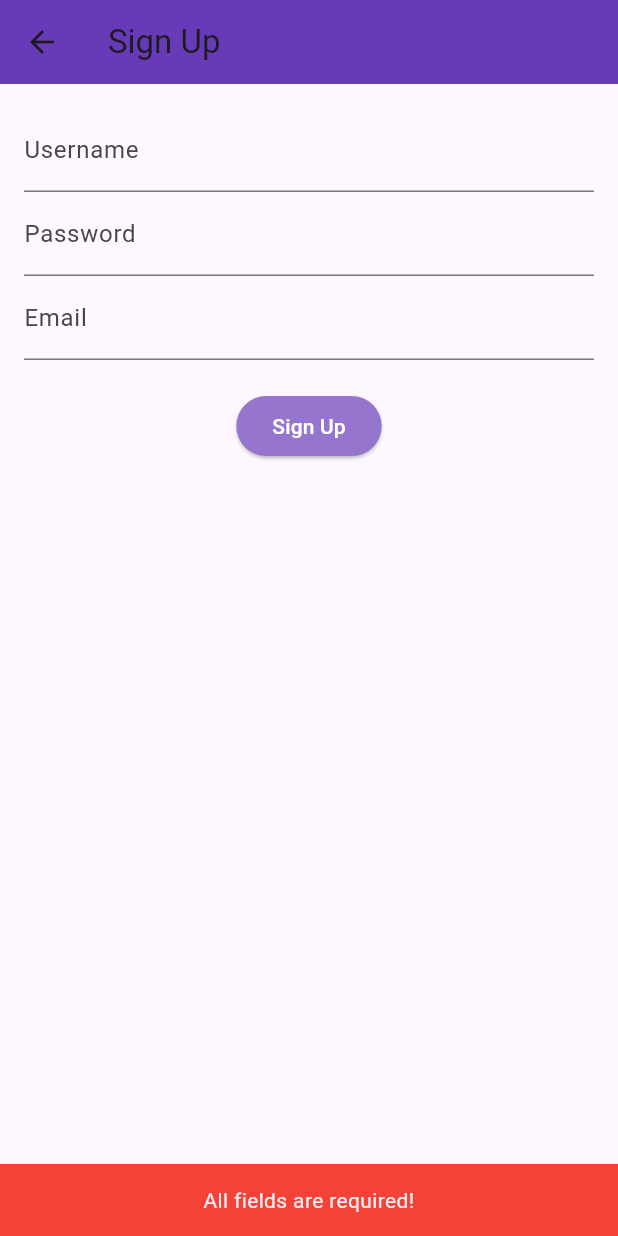
After one commit to nakulkumarbits/quick_task, a Flutter app: the SignupScreen screen opened directly, after a tap on "Sign Up", on a phone screen of 412 x 824 dp. The commit adds this screen. Run offline on Flutter 3.47's test engine with Material 3 defaults, Android fonts, the phone set to English and light mode, and no system bars; our stand-ins replace parse_server_sdk_flutter.

Commit message:
Added support for signup user Fixed when when no tasks error was thrown

```diff
--- a/lib/screens/login_screen.dart
+++ b/lib/screens/login_screen.dart
@@ -1,6 +1,6 @@
 import 'package:flutter/material.dart';
 import 'package:parse_server_sdk_flutter/parse_server_sdk_flutter.dart';
-// import 'package:quick_task/screens/task_list_screen.dart';
+import 'package:quick_task/screens/signup_screen.dart';
 
 class LoginScreen extends StatefulWidget {
   @override
@@ -29,9 +29,6 @@ class _LoginScreenState extends State<LoginScreen> {
     var response = await user.login();
 
     if (response.success) {
-      // Navigator.pushReplacement(
-      //     context, MaterialPageRoute(builder: (context) => TaskListScreen()));
-
       Navigator.pushReplacementNamed(context, '/taskList');
     } else {
       ScaffoldMessenger.of(context)
@@ -59,6 +56,9 @@ class _LoginScreenState extends State<LoginScreen> {
                 decoration: const InputDecoration(labelText: 'Password'),
                 obscureText: true),
             const SizedBox(height: 20),
+            Row(
+              mainAxisAlignment: MainAxisAlignment.spaceEvenly,
+              children: [
                 ElevatedButton(
                   style: ButtonStyle(
                       backgroundColor:
@@ -68,7 +68,25 @@ class _LoginScreenState extends State<LoginScreen> {
                     'Login',
                     style: TextStyle(
                         color: Colors.white, fontWeight: FontWeight.bold),
-                ))
+                  ),
+                ),
+                TextButton(
+                  onPressed: () {
+                    Navigator.push(
+                      context,
+                      MaterialPageRoute(builder: (context) => SignupScreen()),
+                    );
+                  },
+                  child: const Text(
+                    'Sign Up',
+                    style: TextStyle(
+                      color: Colors.deepPurple,
+                      fontWeight: FontWeight.bold,
+                    ),
+                  ),
+                ),
+              ],
+            ),
           ],
         ),
       ),
--- /dev/null
+++ b/lib/screens/signup_screen.dart
@@ -0,0 +1,93 @@
+import 'package:flutter/material.dart';
+import 'package:parse_server_sdk_flutter/parse_server_sdk_flutter.dart';
+
+class SignupScreen extends StatefulWidget {
+  @override
+  _SignupScreenState createState() => _SignupScreenState();
+}
+
+class _SignupScreenState extends State<SignupScreen> {
+  final TextEditingController _usernameController = TextEditingController();
+  final TextEditingController _passwordController = TextEditingController();
+  final TextEditingController _emailController = TextEditingController();
+
+  Future<void> _registerUser() async {
+    String username = _usernameController.text.trim();
+    String password = _passwordController.text.trim();
+    String email = _emailController.text.trim();
+
+    if (username.isEmpty || password.isEmpty || email.isEmpty) {
+      ScaffoldMessenger.of(context).showSnackBar(SnackBar(
+        content: const Text(
+          'All fields are required!',
+          textAlign: TextAlign.center,
+        ),
+        backgroundColor: Colors.red.shade500,
+      ));
+      return;
+    }
+
+    final user = ParseUser(username, password, email);
+    var response = await user.signUp();
+
+    if (response.success) {
+      ScaffoldMessenger.of(context).showSnackBar(
+        SnackBar(
+          content: const Text(
+            'User registered successfully!',
+            textAlign: TextAlign.center,
+          ),
+          backgroundColor: Colors.green.shade500,
+        ),
+      );
+
+      // Go back to the login screen
+      Navigator.pop(context);
+    } else {
+      ScaffoldMessenger.of(context).showSnackBar(
+        SnackBar(
+          content: Text(response.error!.message),
+          backgroundColor: Colors.red.shade500,
+        ),
+      );
+    }
+  }
+
+  @override
+  Widget build(BuildContext context) {
+    return Scaffold(
+      appBar: AppBar(
+        title: const Text('Sign Up'),
+        backgroundColor: Colors.deepPurple,
+      ),
+      body: Padding(
+        padding: const EdgeInsets.all(16.0),
+        child: Column(
+          children: [
+            TextField(
+                controller: _usernameController,
+                decoration: const InputDecoration(labelText: 'Username')),
+            TextField(
+                controller: _passwordController,
+                decoration: const InputDecoration(labelText: 'Password'),
+                obscureText: true),
+            TextField(
+                controller: _emailController,
+                decoration: const InputDecoration(labelText: 'Email')),
+            const SizedBox(height: 20),
+            ElevatedButton(
+              onPressed: _registerUser,
+              child: const Text(
+                'Sign Up',
+                style: TextStyle(color: Colors.white),
+              ),
+              style: ButtonStyle(
+                  backgroundColor:
+                      WidgetStatePropertyAll(Colors.deepPurple.shade300)),
+            ),
+          ],
+        ),
+      ),
+    );
+  }
+}
--- a/lib/screens/task_list_screen.dart
+++ b/lib/screens/task_list_screen.dart
@@ -19,10 +19,14 @@ class _TaskListScreenState extends State<TaskListScreen> {
 
     final response = await query.query();
 
-    if (response.success && response.results != null) {
-      setState(() {
-        _tasks = response.results as List<ParseObject>;
-      });
+    if (response.success) {
+      if (response.results != null) {
+        setState(() {
+          _tasks = response.results as List<ParseObject>;
+        });
+      } else {
+        print("Response : ${response.error?.message}");
+      }
     } else {
       print("Failed to fetch tasks: ${response.error?.message}");
     }
```
Lines whose indentation alone changed are shown as unchanged.
